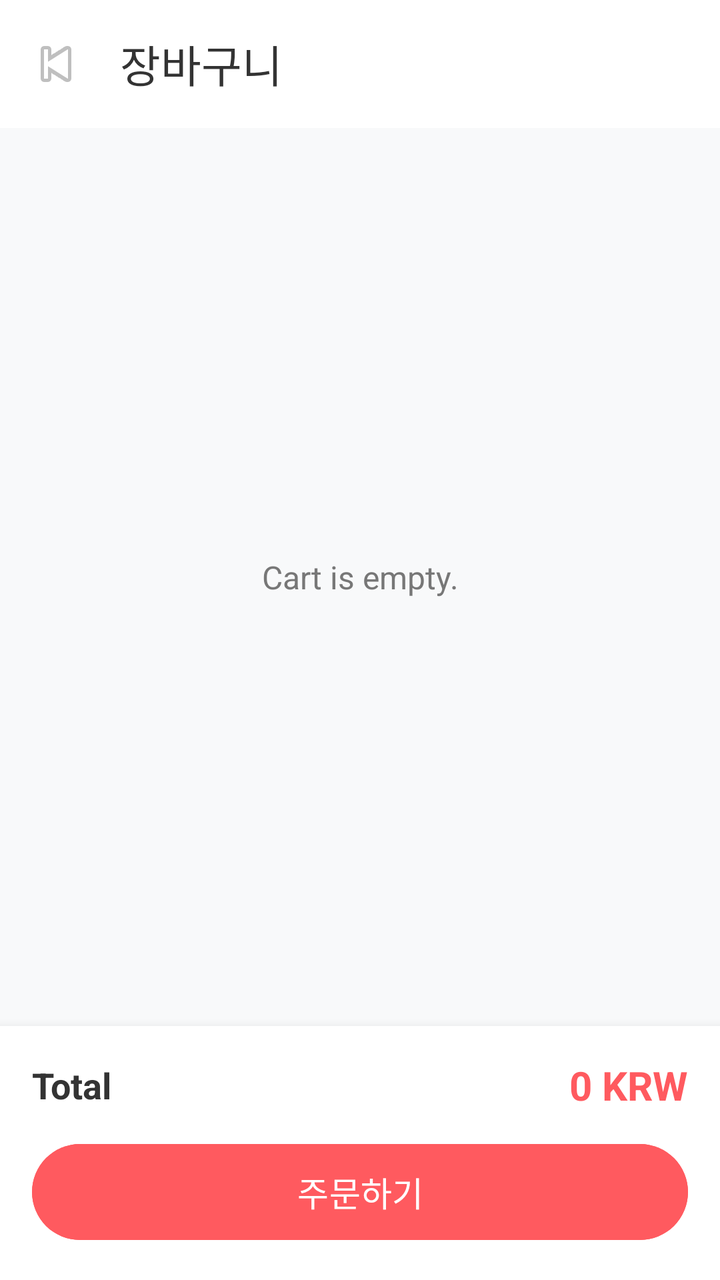
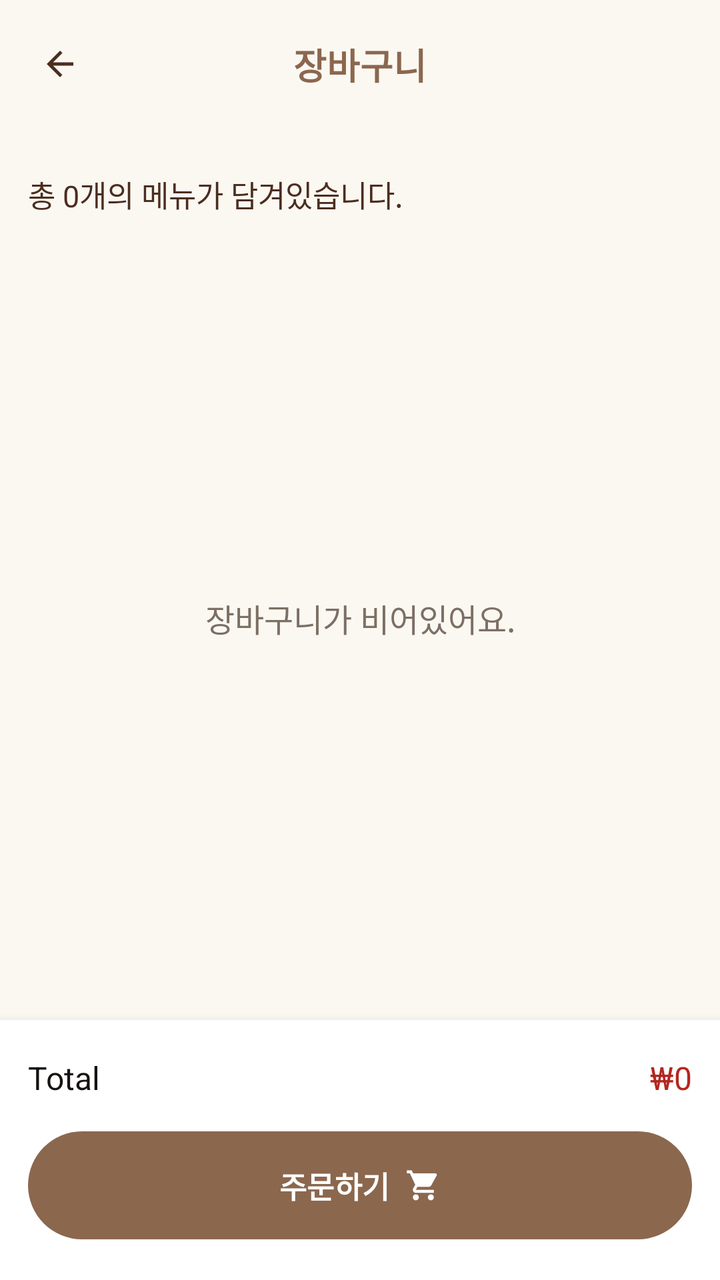

Two renders of the same Android screen: before a commit and after it. Below are the layout's source before the change and the commit's diff.
<!-- AndroidManifest.xml: application theme Theme.Payclient -->
<!-- res/layout/activity_cart.xml -->
<?xml version="1.0" encoding="utf-8"?>
<androidx.coordinatorlayout.widget.CoordinatorLayout
    xmlns:android="http://schemas.android.com/apk/res/android"
    xmlns:app="http://schemas.android.com/apk/res-auto"
    android:layout_width="match_parent"
    android:layout_height="match_parent"
    android:background="#F8F9FA">

    <com.google.android.material.appbar.AppBarLayout
        android:layout_width="match_parent"
        android:layout_height="wrap_content">

        <androidx.appcompat.widget.Toolbar
            android:id="@+id/toolbar_cart"
            android:layout_width="match_parent"
            android:layout_height="?attr/actionBarSize"
            android:background="#FFFFFF"
            app:navigationIcon="@android:drawable/ic_media_previous"
            app:title="장바구니"
            app:titleTextColor="#333333" />
    </com.google.android.material.appbar.AppBarLayout>

    <LinearLayout
        android:layout_width="match_parent"
        android:layout_height="match_parent"
        android:orientation="vertical"
        app:layout_behavior="@string/appbar_scrolling_view_behavior">

        <TextView
            android:id="@+id/tv_empty_cart"
            android:layout_width="match_parent"
            android:layout_height="0dp"
            android:layout_weight="1"
            android:gravity="center"
            android:text="Cart is empty."
            android:textColor="#777777"
            android:textSize="16sp" />

        <androidx.recyclerview.widget.RecyclerView
            android:id="@+id/rv_cart_items"
            android:layout_width="match_parent"
            android:layout_height="0dp"
            android:layout_weight="1"
            android:clipToPadding="false"
            android:padding="8dp"
            android:visibility="gone" />

        <LinearLayout
            android:layout_width="match_parent"
            android:layout_height="wrap_content"
            android:background="#FFFFFF"
            android:elevation="8dp"
            android:orientation="vertical"
            android:padding="16dp">

            <LinearLayout
                android:layout_width="match_parent"
                android:layout_height="wrap_content"
                android:gravity="center_vertical"
                android:orientation="horizontal">

                <TextView
                    android:layout_width="0dp"
                    android:layout_height="wrap_content"
                    android:layout_weight="1"
                    android:text="Total"
                    android:textColor="#333333"
                    android:textSize="18sp"
                    android:textStyle="bold" />

                <TextView
                    android:id="@+id/tv_total_price"
                    android:layout_width="wrap_content"
                    android:layout_height="wrap_content"
                    android:text="0 KRW"
                    android:textColor="#FF5A5F"
                    android:textSize="20sp"
                    android:textStyle="bold" />
            </LinearLayout>

            <Button
                android:id="@+id/btn_order"
                android:layout_width="match_parent"
                android:layout_height="56dp"
                android:layout_marginTop="12dp"
                android:backgroundTint="#FF5A5F"
                android:text="주문하기"
                android:textColor="#FFFFFF"
                android:textSize="17sp" />
        </LinearLayout>
    </LinearLayout>
</androidx.coordinatorlayout.widget.CoordinatorLayout>
<!-- resources referenced by this layout -->
<resources>
  <style name="Theme.Payclient" parent="Base.Theme.Payclient" />
  <style name="Base.Theme.Payclient" parent="Theme.Material3.DayNight.NoActionBar">
          
          <item name="colorPrimary">@color/beige</item>
          <item name="android:windowBackground">@color/baby_blue</item>
      </style>
  <color name="beige">#D9C4B0</color>
  <color name="baby_blue">#ECEEDF</color>
</resources>

<!-- the commit's change to res/layout/activity_cart.xml (unified diff, before → after) -->
@@ -1,92 +1,144 @@
 <?xml version="1.0" encoding="utf-8"?>
-<androidx.coordinatorlayout.widget.CoordinatorLayout
+<androidx.constraintlayout.widget.ConstraintLayout
     xmlns:android="http://schemas.android.com/apk/res/android"
     xmlns:app="http://schemas.android.com/apk/res-auto"
     android:layout_width="match_parent"
     android:layout_height="match_parent"
-    android:background="#F8F9FA">
+    android:background="@color/home_background">
 
-    <com.google.android.material.appbar.AppBarLayout
-        android:layout_width="match_parent"
-        android:layout_height="wrap_content">
+    <androidx.constraintlayout.widget.ConstraintLayout
+        android:id="@+id/layout_cart_header"
+        android:layout_width="0dp"
+        android:layout_height="64dp"
+        android:paddingStart="12dp"
+        android:paddingEnd="12dp"
+        app:layout_constraintEnd_toEndOf="parent"
+        app:layout_constraintStart_toStartOf="parent"
+        app:layout_constraintTop_toTopOf="parent">
 
-        <androidx.appcompat.widget.Toolbar
-            android:id="@+id/toolbar_cart"
-            android:layout_width="match_parent"
-            android:layout_height="?attr/actionBarSize"
-            android:background="#FFFFFF"
-            app:navigationIcon="@android:drawable/ic_media_previous"
-            app:title="장바구니"
-            app:titleTextColor="#333333" />
-    </com.google.android.material.appbar.AppBarLayout>
+        <ImageView
+            android:id="@+id/btnCartBack"
+            android:layout_width="36dp"
+            android:layout_height="36dp"
+            android:contentDescription="뒤로가기"
+            android:padding="8dp"
+            android:src="@drawable/ic_arrow_back"
+            app:tint="@color/coffee_brown_dark"
+            app:layout_constraintBottom_toBottomOf="parent"
+            app:layout_constraintStart_toStartOf="parent"
+            app:layout_constraintTop_toTopOf="parent" />
+
+        <TextView
+            android:id="@+id/tvCartTitle"
+            android:layout_width="wrap_content"
+            android:layout_height="wrap_content"
+            android:text="장바구니"
+            android:textColor="@color/coffee_brown"
+            android:textSize="18sp"
+            android:textStyle="bold"
+            app:layout_constraintBottom_toBottomOf="parent"
+            app:layout_constraintEnd_toEndOf="parent"
+            app:layout_constraintStart_toStartOf="parent"
+            app:layout_constraintTop_toTopOf="parent" />
+    </androidx.constraintlayout.widget.ConstraintLayout>
+
+    <TextView
+        android:id="@+id/tv_cart_summary"
+        android:layout_width="0dp"
+        android:layout_height="wrap_content"
+        android:layout_marginStart="14dp"
+        android:layout_marginTop="22dp"
+        android:layout_marginEnd="14dp"
+        android:text="총 0개의 메뉴가 담겨있습니다."
+        android:textColor="@color/coffee_brown_dark"
+        android:textSize="15sp"
+        app:layout_constraintEnd_toEndOf="parent"
+        app:layout_constraintStart_toStartOf="parent"
+        app:layout_constraintTop_toBottomOf="@id/layout_cart_header" />
+
+    <TextView
+        android:id="@+id/tv_empty_cart"
+        android:layout_width="0dp"
+        android:layout_height="0dp"
+        android:gravity="center"
+        android:text="장바구니가 비어있어요."
+        android:textColor="@color/text_secondary"
+        android:textSize="16sp"
+        app:layout_constraintBottom_toTopOf="@id/layout_order_summary"
+        app:layout_constraintEnd_toEndOf="parent"
+        app:layout_constraintStart_toStartOf="parent"
+        app:layout_constraintTop_toBottomOf="@id/tv_cart_summary" />
+
+    <androidx.recyclerview.widget.RecyclerView
+        android:id="@+id/rv_cart_items"
+        android:layout_width="0dp"
+        android:layout_height="0dp"
+        android:clipToPadding="false"
+        android:overScrollMode="never"
+        android:paddingStart="8dp"
+        android:paddingTop="16dp"
+        android:paddingEnd="8dp"
+        android:paddingBottom="18dp"
+        android:visibility="gone"
+        app:layout_constraintBottom_toTopOf="@id/layout_order_summary"
+        app:layout_constraintEnd_toEndOf="parent"
+        app:layout_constraintStart_toStartOf="parent"
+        app:layout_constraintTop_toBottomOf="@id/tv_cart_summary" />
 
     <LinearLayout
-        android:layout_width="match_parent"
-        android:layout_height="match_parent"
+        android:id="@+id/layout_order_summary"
+        android:layout_width="0dp"
+        android:layout_height="130dp"
+        android:background="@color/white"
+        android:elevation="8dp"
         android:orientation="vertical"
-        app:layout_behavior="@string/appbar_scrolling_view_behavior">
-
-        <TextView
-            android:id="@+id/tv_empty_cart"
-            android:layout_width="match_parent"
-            android:layout_height="0dp"
-            android:layout_weight="1"
-            android:gravity="center"
-            android:text="Cart is empty."
-            android:textColor="#777777"
-            android:textSize="16sp" />
-
-        <androidx.recyclerview.widget.RecyclerView
-            android:id="@+id/rv_cart_items"
-            android:layout_width="match_parent"
-            android:layout_height="0dp"
-            android:layout_weight="1"
-            android:clipToPadding="false"
-            android:padding="8dp"
-            android:visibility="gone" />
+        android:paddingStart="14dp"
+        android:paddingTop="18dp"
+        android:paddingEnd="14dp"
+        android:paddingBottom="16dp"
+        app:layout_constraintBottom_toBottomOf="parent"
+        app:layout_constraintEnd_toEndOf="parent"
+        app:layout_constraintStart_toStartOf="parent">
 
         <LinearLayout
             android:layout_width="match_parent"
             android:layout_height="wrap_content"
-            android:background="#FFFFFF"
-            android:elevation="8dp"
-            android:orientation="vertical"
-            android:padding="16dp">
+            android:gravity="center_vertical"
+            android:orientation="horizontal">
 
-            <LinearLayout
-                android:layout_width="match_parent"
+            <TextView
+                android:layout_width="0dp"
                 android:layout_height="wrap_content"
-                android:gravity="center_vertical"
-                android:orientation="horizontal">
+                android:layout_weight="1"
+                android:text="Total"
+                android:textColor="@color/text_primary"
+                android:textSize="16sp" />
 
-                <TextView
-                    android:layout_width="0dp"
-                    android:layout_height="wrap_content"
-                    android:layout_weight="1"
-                    android:text="Total"
-                    android:textColor="#333333"
-                    android:textSize="18sp"
-                    android:textStyle="bold" />
+            <TextView
+                android:id="@+id/tv_total_price"
+                android:layout_width="wrap_content"
+                android:layout_height="wrap_content"
+                android:text="₩0"
+                android:textColor="#B3261E"
+                android:textSize="16sp" />
+        </LinearLayout>
 
-                <TextView
-                    android:id="@+id/tv_total_price"
-                    android:layout_width="wrap_content"
-                    android:layout_height="wrap_content"
-                    android:text="0 KRW"
-                    android:textColor="#FF5A5F"
-                    android:textSize="20sp"
-                    android:textStyle="bold" />
-            </LinearLayout>
-
-            <Button
-                android:id="@+id/btn_order"
-                android:layout_width="match_parent"
-                android:layout_height="56dp"
-                android:layout_marginTop="12dp"
-                android:backgroundTint="#FF5A5F"
-                android:text="주문하기"
-                android:textColor="#FFFFFF"
-                android:textSize="17sp" />
-        </LinearLayout>
+        <com.google.android.material.button.MaterialButton
+            android:id="@+id/btn_order"
+            android:layout_width="match_parent"
+            android:layout_height="54dp"
+            android:layout_marginTop="16dp"
+            android:insetTop="0dp"
+            android:insetBottom="0dp"
+            android:text="주문하기"
+            android:textColor="@color/white"
+            android:textSize="15sp"
+            android:textStyle="bold"
+            app:backgroundTint="@color/coffee_brown"
+            app:cornerRadius="27dp"
+            app:icon="@drawable/ic_cart_outline"
+            app:iconGravity="textEnd"
+            app:iconPadding="8dp"
+            app:iconTint="@color/white" />
     </LinearLayout>
-</androidx.coordinatorlayout.widget.CoordinatorLayout>
+</androidx.constraintlayout.widget.ConstraintLayout>
<!-- resource entries referenced after the edit -->
@@ -1,5 +1,31 @@
 <!-- resources referenced by this layout -->
 <resources>
+  <color name="coffee_brown">#8B674E</color>
+  <color name="coffee_brown_dark">#4B2E1F</color>
+  <color name="home_background">#FBF8F2</color>
+  <color name="text_primary">#16120F</color>
+  <color name="text_secondary">#7C6F64</color>
+  <color name="white">#FFFFFFFF</color>
+  <!-- drawable ic_arrow_back (drawable) -->
+  <vector xmlns:android="http://schemas.android.com/apk/res/android"
+      android:width="24dp"
+      android:height="24dp"
+      android:viewportWidth="24"
+      android:viewportHeight="24">
+      <path
+          android:fillColor="#FF000000"
+          android:pathData="M20,11H7.83L13.42,5.41L12,4L4,12L12,20L13.41,18.59L7.83,13H20V11Z" />
+  </vector>
+  <!-- drawable ic_cart_outline (drawable) -->
+  <vector xmlns:android="http://schemas.android.com/apk/res/android"
+      android:width="24dp"
+      android:height="24dp"
+      android:viewportWidth="24"
+      android:viewportHeight="24">
+      <path
+          android:fillColor="#FF000000"
+          android:pathData="M7,18C5.9,18 5.01,18.9 5.01,20S5.9,22 7,22 9,21.1 9,20 8.1,18 7,18ZM1,2V4H3L6.6,11.59 5.25,14.04C4.52,15.37 5.48,17 7,17H19V15H7L8.1,13H15.55C16.3,13 16.96,12.59 17.3,11.97L20.88,5.48C21.25,4.82 20.77,4 20,4H5.21L4.27,2H1ZM17,18C15.9,18 15.01,18.9 15.01,20S15.9,22 17,22 19,21.1 19,20 18.1,18 17,18Z" />
+  </vector>
   <style name="Theme.Payclient" parent="Base.Theme.Payclient" />
   <style name="Base.Theme.Payclient" parent="Theme.Material3.DayNight.NoActionBar">
           
